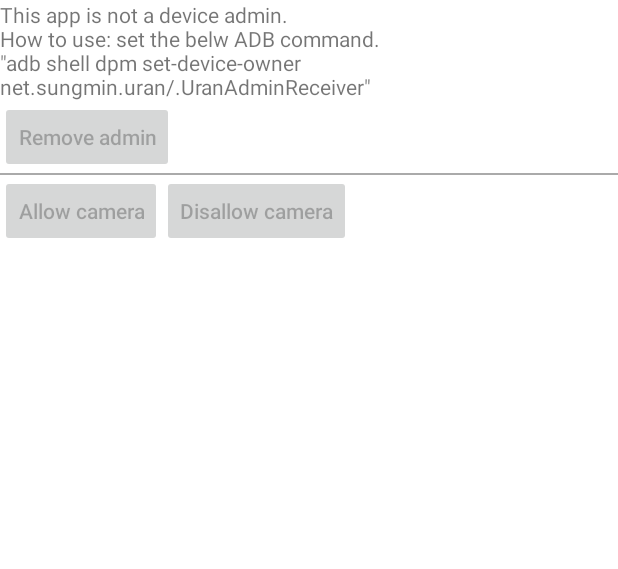
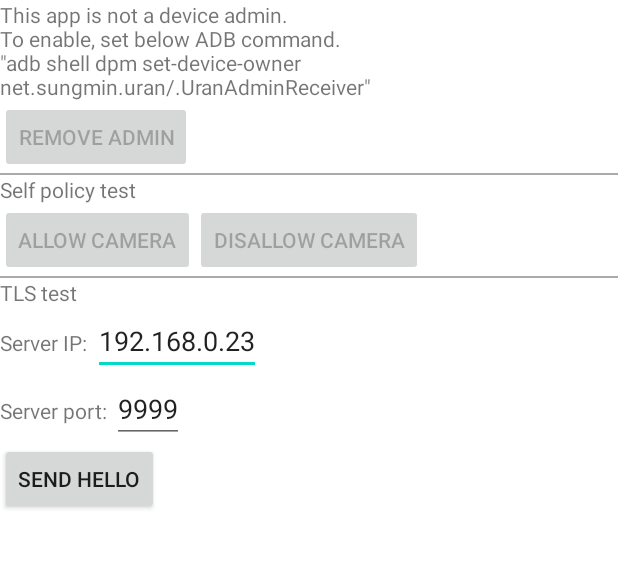
Before and after one commit to sungmin-net/AndroidMdmClient_UranProject, an Android app: the screen it shows after launch (MainActivity), on a phone screen of 412 x 824 dp, the part 29-598 px from its top. Run offline under Robolectric (Android 15) with nearby library versions, the phone set to English and light mode, and no system bars; pictures from the network do not load.

Commit message:
App update

```diff
--- a/app/src/main/AndroidManifest.xml
+++ b/app/src/main/AndroidManifest.xml
@@ -2,10 +2,12 @@
 <manifest xmlns:android="http://schemas.android.com/apk/res/android"
     package="net.sungmin.uran">
 
+    <uses-permission android:name="android.permission.ACCESS_NETWORK_STATE" />
+
     <application
         android:allowBackup="true"
         android:icon="@mipmap/ic_launcher"
-        android:label="@string/app_name"
+        android:label="URAN MDM Prototype"
         android:roundIcon="@mipmap/ic_launcher_round"
         android:supportsRtl="true"
         android:theme="@style/Theme.Uran">
--- a/app/src/main/java/net/sungmin/uran/MainActivity.java
+++ b/app/src/main/java/net/sungmin/uran/MainActivity.java
@@ -4,25 +4,56 @@ import android.app.Activity;
 import android.app.admin.DevicePolicyManager;
 import android.content.ComponentName;
 import android.content.Context;
+import android.icu.util.Output;
+import android.net.ConnectivityManager;
+import android.net.NetworkInfo;
 import android.os.Bundle;
 import android.util.Log;
 import android.view.View;
 import android.widget.Button;
+import android.widget.EditText;
 import android.widget.TextView;
 import android.widget.Toast;
 
+import java.io.BufferedInputStream;
+import java.io.BufferedReader;
+import java.io.BufferedWriter;
+import java.io.FileInputStream;
+import java.io.FileNotFoundException;
+import java.io.IOException;
+import java.io.InputStream;
+import java.io.InputStreamReader;
+import java.io.OutputStreamWriter;
+import java.net.UnknownHostException;
+import java.security.KeyManagementException;
+import java.security.KeyStore;
+import java.security.KeyStoreException;
+import java.security.NoSuchAlgorithmException;
+import java.security.cert.Certificate;
+import java.security.cert.CertificateException;
+import java.security.cert.CertificateFactory;
 import java.util.List;
+
+import javax.net.ssl.SSLContext;
+import javax.net.ssl.SSLSocket;
+import javax.net.ssl.SSLSocketFactory;
+import javax.net.ssl.TrustManagerFactory;
 
 public class MainActivity extends Activity {
 
     String LOG_TAG = "URAN_MAIN";
 
     DevicePolicyManager mDpm;
+    ConnectivityManager mCm;
+    SSLContext mSslContext;
 
     TextView mTxtIsDeviceOwner;
     Button mBtnRemoveAdmin;
     Button mBtnAllowCamera;
     Button mBtnDisallowCamera;
+    Button mBtnSendHello;
+    EditText mEtServerIp;
+    EditText mEtServerPort;
     String mPackageName;
     ComponentName mComponentName;
 
@@ -31,9 +62,37 @@ public class MainActivity extends Activity {
         super.onCreate(savedInstanceState);
         setContentView(R.layout.activity_main);
 
-        mDpm = (DevicePolicyManager)getSystemService(Context.DEVICE_POLICY_SERVICE);
+        mDpm = (DevicePolicyManager) getSystemService(Context.DEVICE_POLICY_SERVICE);
+        mCm = (ConnectivityManager) getSystemService(Context.CONNECTIVITY_SERVICE);
         mPackageName = getApplicationContext().getPackageName();
         mComponentName = UranAdminReceiver.getComponentName(getApplicationContext());
+
+        // prepare ssl context
+        try {
+            // load cert
+            CertificateFactory cf = CertificateFactory.getInstance("X.509");
+            InputStream caInput = getResources().openRawResource(R.raw.uran_mdm_server);
+            Certificate cert = cf.generateCertificate(caInput);
+
+            // create keystore
+            KeyStore keyStore = KeyStore.getInstance(KeyStore.getDefaultType());
+            keyStore.load(null, null);
+            keyStore.setCertificateEntry("ca", cert);
+
+            // create TrustManager
+            TrustManagerFactory tmf = TrustManagerFactory.getInstance(
+                    TrustManagerFactory.getDefaultAlgorithm());
+            tmf.init(keyStore);
+
+            // create SSLContext
+            mSslContext = SSLContext.getInstance("TLS");
+            mSslContext.init(null, tmf.getTrustManagers(), null);
+
+        } catch (CertificateException | KeyStoreException | IOException | NoSuchAlgorithmException | KeyManagementException e) {
+            e.printStackTrace();
+        }
+
+        // prepare button and listeners
         mTxtIsDeviceOwner = findViewById(R.id.txt_is_device_owner);
         mBtnRemoveAdmin = findViewById(R.id.btn_remove_admin);
         mBtnRemoveAdmin.setOnClickListener(new View.OnClickListener() {
@@ -64,6 +123,32 @@ public class MainActivity extends Activity {
                 showToast("Camera disallowed.");
             }
         });
+        mBtnSendHello = findViewById(R.id.btn_send_hello);
+        mEtServerIp = findViewById(R.id.et_server_ip);
+        mEtServerPort = findViewById(R.id.et_server_port);
+        mBtnSendHello.setOnClickListener(new View.OnClickListener() {
+
+            @Override
+            public void onClick(View view) {
+                try {
+                    SSLSocketFactory factory = mSslContext.getSocketFactory();
+                    SSLSocket sslSocket = (SSLSocket) factory.createSocket(
+                            mEtServerIp.getText().toString(),
+                            Integer.parseInt(mEtServerPort.getText().toString()));
+
+                    BufferedWriter writer = new BufferedWriter(new OutputStreamWriter(
+                            sslSocket.getOutputStream()));
+                    BufferedReader reader = new BufferedReader(new InputStreamReader(
+                            sslSocket.getInputStream()));
+
+                    // TODO
+                } catch (UnknownHostException e) {
+                    e.printStackTrace();
+                } catch (IOException e) {
+                    e.printStackTrace();
+                }
+            }
+        });
     }
 
     @Override
@@ -78,12 +163,22 @@ public class MainActivity extends Activity {
             mBtnAllowCamera.setEnabled(true);
             mBtnDisallowCamera.setEnabled(true);
         } else {
-            mTxtIsDeviceOwner.setText("This app is not a device admin.\n" +
-                    "How to use: set the belw ADB command.\n" +
-                    "\"adb shell dpm set-device-owner net.sungmin.uran/.UranAdminReceiver\"");
+            mTxtIsDeviceOwner.setText("This app is not a device admin.\n"
+                    + "To enable, set below ADB command.\n"
+                    + "\"adb shell dpm set-device-owner net.sungmin.uran/.UranAdminReceiver\"");
             mBtnRemoveAdmin.setEnabled(false);
             mBtnAllowCamera.setEnabled(false);
             mBtnDisallowCamera.setEnabled(false);
+        }
+
+        // Check connectivity. Note: This code will not work on Android 10 or higher.
+        NetworkInfo activeNetwork = mCm.getActiveNetworkInfo();
+        boolean isConnected = activeNetwork != null && activeNetwork.isConnected();
+
+        if (isConnected) {
+            mBtnSendHello.setEnabled(true);
+        } else {
+            mBtnSendHello.setEnabled(false);
         }
     }
 
--- a/app/src/main/res/layout/activity_main.xml
+++ b/app/src/main/res/layout/activity_main.xml
@@ -3,7 +3,8 @@
     xmlns:android="http://schemas.android.com/apk/res/android"
     android:layout_height="match_parent"
     android:layout_width="match_parent"
-    android:orientation="vertical">
+    android:orientation="vertical"
+    android:textAllCaps="false">
 
     <TextView
         android:layout_width="wrap_content"
@@ -14,20 +15,24 @@
     <TextView
         android:layout_width="wrap_content"
         android:layout_height="wrap_content"
-        android:id="@+id/txt_is_device_owner"
-        android:text="This app is not an device owner! - check ADB command."/>
+        android:id="@+id/txt_is_device_owner"/>
 
     <Button
         android:layout_width="wrap_content"
         android:layout_height="wrap_content"
         android:id="@+id/btn_remove_admin"
         android:text="Remove admin"
-        android:textAllCaps="false"
         android:enabled="false"/>
     <View
         android:layout_width="match_parent"
         android:layout_height="1dp"
         android:background="@android:color/darker_gray"/>
+
+    <TextView
+        android:layout_width="wrap_content"
+        android:layout_height="wrap_content"
+        android:text="Self policy test"/>
+
     <LinearLayout
         android:layout_width="match_parent"
         android:layout_height="wrap_content"
@@ -38,16 +43,58 @@
             android:layout_height="wrap_content"
             android:id="@+id/btn_allow_camera"
             android:text="Allow camera"
-            android:textAllCaps="false"
             android:enabled="false"/>
         <Button
             android:layout_width="wrap_content"
             android:layout_height="wrap_content"
             android:id="@+id/btn_disallow_camera"
             android:text="Disallow camera"
-            android:textAllCaps="false"
             android:enabled="false"/>
     </LinearLayout>
 
+    <View
+        android:layout_width="match_parent"
+        android:layout_height="1dp"
+        android:background="@android:color/darker_gray"/>
 
+    <TextView
+        android:layout_width="wrap_content"
+        android:layout_height="wrap_content"
+        android:text="TLS test"/>
+    <LinearLayout
+        android:layout_width="wrap_content"
+        android:layout_height="wrap_content"
+        android:orientation="horizontal">
+        <TextView
+            android:layout_width="wrap_content"
+            android:layout_height="wrap_content"
+            android:text="Server IP: "/>
+        <EditText
+            android:layout_width="match_parent"
+            android:layout_height="wrap_content"
+            android:id="@+id/et_server_ip"
+            android:text="192.168.0.23" />
+    </LinearLayout>
+
+    <LinearLayout
+        android:layout_width="wrap_content"
+        android:layout_height="wrap_content"
+        android:orientation="horizontal">
+        <TextView
+            android:layout_width="wrap_content"
+            android:layout_height="wrap_content"
+            android:text="Server port: "/>
+        <EditText
+            android:layout_width="match_parent"
+            android:layout_height="wrap_content"
+            android:id="@+id/et_server_port"
+            android:text="9999" />
+    </LinearLayout>
+
+    <Button
+        android:layout_width="wrap_content"
+        android:layout_height="wrap_content"
+        android:id="@+id/btn_send_hello"
+        android:text="Send hello"
+        android:enabled="false"/>
 </LinearLayout>
```
Also changed, not shown: 1 other file.
